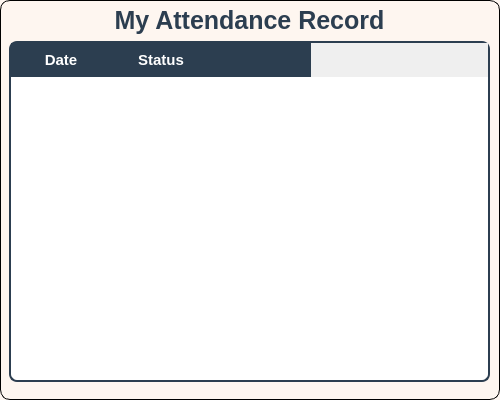
This is TeacherPanel/AttendanceMarkingViewing.ui in sarimkhan4/SchoolManagementSystem as Qt 5 draws it before an edit. The edited form follows.
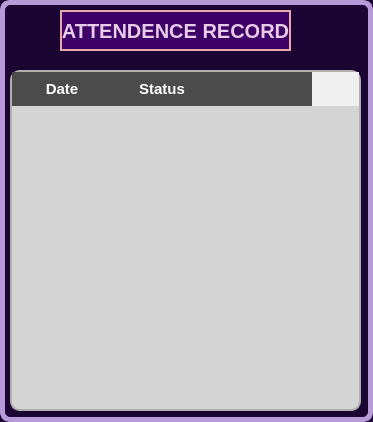
This is the edited form.

Patch:
```diff
--- a/TeacherPanel/AttendanceMarkingViewing.ui
+++ b/TeacherPanel/AttendanceMarkingViewing.ui
@@ -6,8 +6,8 @@
    <rect>
     <x>0</x>
     <y>0</y>
-    <width>500</width>
-    <height>400</height>
+    <width>373</width>
+    <height>422</height>
    </rect>
   </property>
   <property name="windowTitle">
@@ -15,17 +15,17 @@
   </property>
   <property name="styleSheet">
    <string notr="true">QDialog#AttendanceMarkingViewing {
-        background-color: #fef6f0   ;
-        border: 1px solid black;
-        border-radius: 10%;
+        background-color:#1B0633;
+border:5px solid #B89AD8;
+        border-radius: 10%;;
 }</string>
   </property>
   <widget class="QLabel" name="lblTitle">
    <property name="geometry">
     <rect>
-     <x>9</x>
-     <y>0</y>
-     <width>481</width>
+     <x>60</x>
+     <y>10</y>
+     <width>231</width>
      <height>41</height>
     </rect>
    </property>
@@ -37,12 +37,17 @@
    </property>
    <property name="styleSheet">
     <string notr="true">QLabel#lblTitle {
-        font-size: 25px;
-color: #2c3e50 ;
+        background-color: #3E0066;
+  color: #E6CCE7;
+  border: 2px solid #E7A9A9;
+  font-weight: bold;
+  font-size: 20px;
+  text-align: center;
+
 }</string>
    </property>
    <property name="text">
-    <string>My Attendance Record</string>
+    <string>ATTENDENCE RECORD</string>
    </property>
    <property name="alignment">
     <set>Qt::AlignmentFlag::AlignCenter</set>
@@ -51,29 +56,31 @@
   <widget class="QTableWidget" name="tableWidget">
    <property name="geometry">
     <rect>
-     <x>9</x>
-     <y>41</y>
-     <width>481</width>
+     <x>10</x>
+     <y>70</y>
+     <width>351</width>
      <height>341</height>
     </rect>
    </property>
    <property name="styleSheet">
     <string notr="true">QTableWidget#tableWidget {
-    border: 1.5px solid #2c3e50;
-    border-radius: 8px;
-    background-color: #ffffff;
+    border: 1.5px solid #b0b0b0;  /* Softer grey border */
+    border-radius: 10px;
+    background-color: #d4d4d4;    /* Lighter table background */
     font-family: 'Segoe UI', sans-serif;
     font-size: 11pt;
-    color: #2c3e50;
-    gridline-color: #ecf0f1;
-    alternate-background-color: #f7f9fa;
-    selection-background-color: #d6eaf8;
-    selection-color: #1a252f;
+    color: #1f1f1f;
+    gridline-color: #bcbcbc;      /* Mid grey grid lines */
+    alternate-background-color: #e2e2e2;  /* Subtle row alternation */
+    selection-background-color: #b0b0b0;  /* Visible selection */
+    selection-color: #000000;
+    font-weight: 500;
+
 }
 
 QHeaderView::section {
-    background-color: #2c3e50;
-    color: white;
+    background-color: #4b4b4b;    /* Darker grey header */
+    color: #ffffff;               /* Light font for contrast */
     font-weight: bold;
     font-size: 11pt;
     padding: 6px;
@@ -82,18 +89,20 @@
 }
 
 QTableWidget QTableCornerButton::section {
-    background-color: #2c3e50;
+   background-color: #8a8a8a;    /* Match header color */
     border: none;
 }
 
 QTableWidget::item {
-    padding: 8px 10px;
-    font-size: 9pt;
+      padding: 8px 10px;
+    font-size: 10pt;
+    color: #1f1f1f;
+    background-color: transparent;
 }
 
 QTableWidget::item:selected {
-    background-color: #d6eaf8;
-    color: #1a252f;
+    background-color: #b0b0b0;
+    color: #000000;
 }
 </string>
    </property>
```
